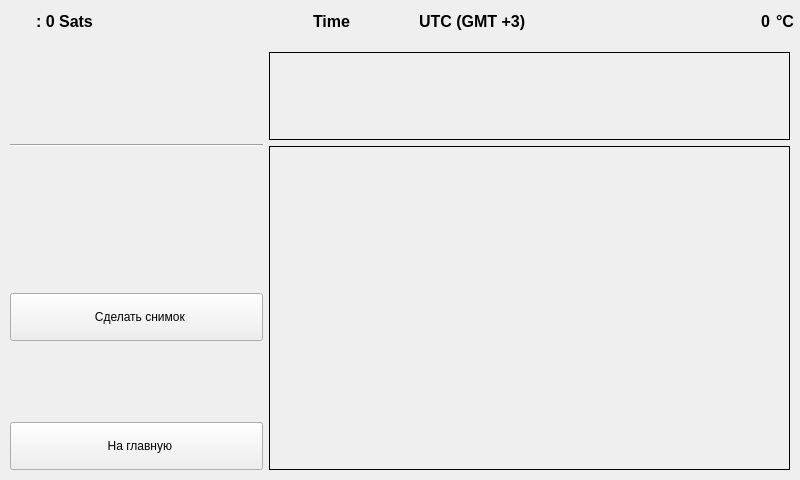
Before: the Qt Designer form GUI/HalsWindow.ui in Lom-Karatist/HALS, drawn with Qt 5.
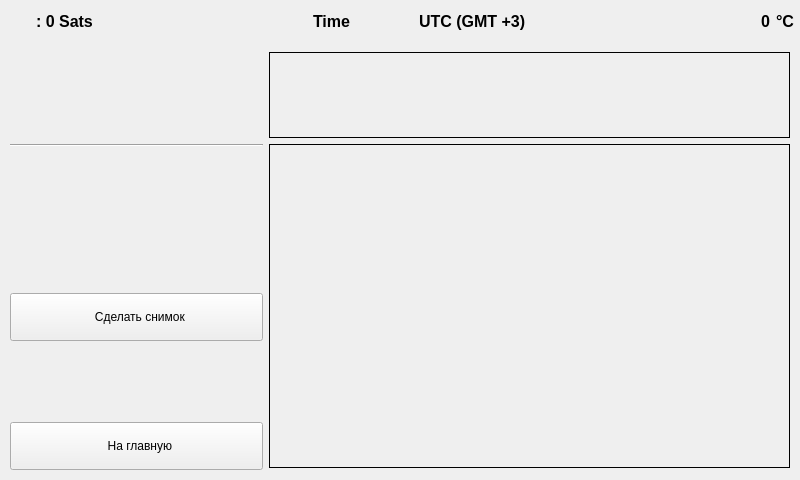
After: the same form once the commit is applied. Icons and pictures are not drawn. Custom widgets are drawn as their Qt base class.

```diff
--- a/GUI/HalsWindow.ui
+++ b/GUI/HalsWindow.ui
@@ -595,6 +595,24 @@
          <layout class="QVBoxLayout" name="verticalLayout_6">
           <item>
            <widget class="QLabel" name="labelSpectra">
+            <property name="sizePolicy">
+             <sizepolicy hsizetype="Preferred" vsizetype="Fixed">
+              <horstretch>0</horstretch>
+              <verstretch>0</verstretch>
+             </sizepolicy>
+            </property>
+            <property name="minimumSize">
+             <size>
+              <width>0</width>
+              <height>86</height>
+             </size>
+            </property>
+            <property name="maximumSize">
+             <size>
+              <width>16777215</width>
+              <height>86</height>
+             </size>
+            </property>
             <property name="frameShape">
              <enum>QFrame::Box</enum>
             </property>
@@ -641,6 +659,11 @@
    <header>SensorCharacteristicsForm.h</header>
    <container>1</container>
   </customwidget>
+  <customwidget>
+   <class>OverlayLabel</class>
+   <extends>QLabel</extends>
+   <header>OverlayLabel.h</header>
+  </customwidget>
  </customwidgets>
  <resources/>
  <connections/>
```
Left out of the diff: 5 changed lines with no effect on the pictures.
